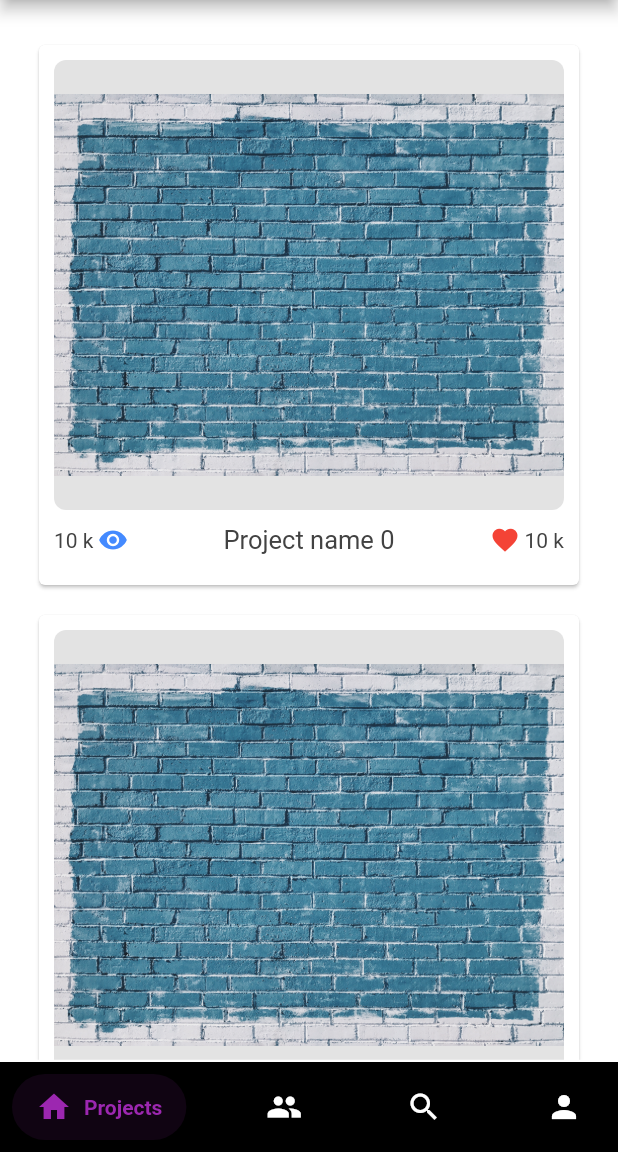
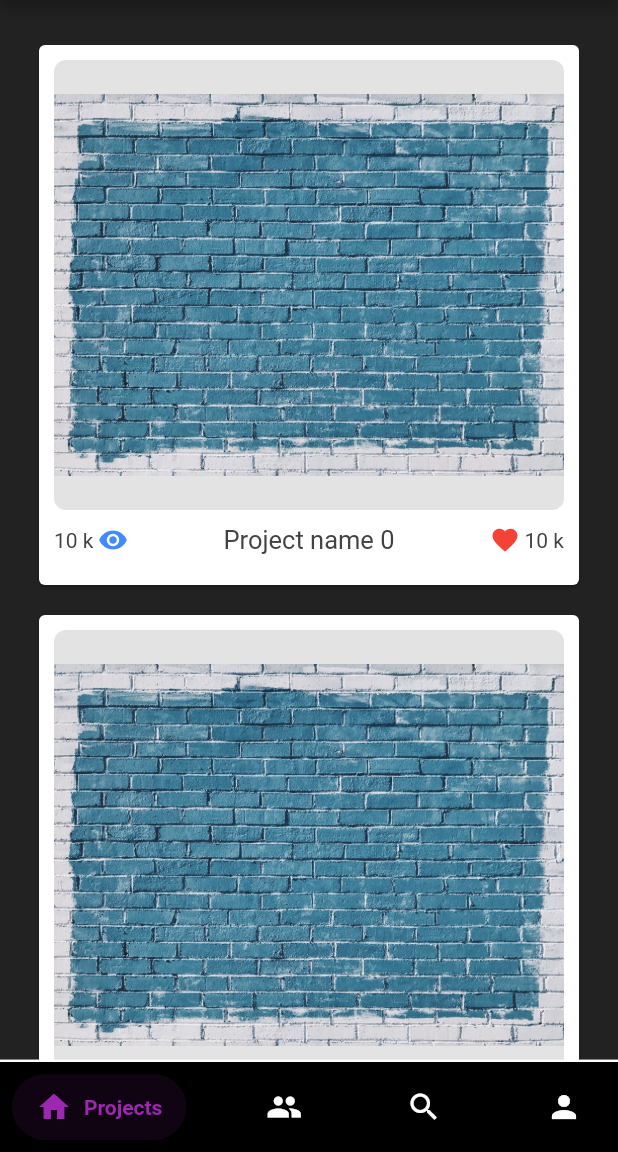
Before and after one commit to TahaMsv/Negarestan, a Flutter app: the ProjectsView screen opened by its route, on a phone screen of 412 x 824 dp, the part 84-1236 px from its top. Run offline on Flutter 3.47's test engine with Material 2 defaults, Android fonts, the phone set to English and light mode, and no system bars; drawn by our look-alikes of salomon_bottom_bar; our stand-ins replace connectivity_plus, dartz, equatable, flash, get, get_it and 4 more; missing offline and left inert: network_manager, responsive_grid_list, scroll_navigation, shared_preferences_web; accounts and stored records are empty; Roboto replaces fonts that are missing (OpenSans); project files that could hold a hidden picture were left out.

Commit message:
Change the theme of the projects page view.

```diff
--- a/lib/screens/projects/projects_view_mobile.dart
+++ b/lib/screens/projects/projects_view_mobile.dart
@@ -19,7 +19,7 @@ class ProjectsView extends StatelessWidget {
     double height = MediaQuery.of(context).size.height;
     double width = MediaQuery.of(context).size.width;
     return Scaffold(
-      backgroundColor: theme.primaryColor,
+      backgroundColor: Colors.black87,
       // appBar: AppBar(
       //
       // ),
@@ -27,18 +27,6 @@ class ProjectsView extends StatelessWidget {
         height: height,
         child: ListView(
           children: [
-            // SizedBox(height: 10,),
-            // Center(
-            //   child: Container(
-            //     height: 40,
-            //     width: 150,
-            //     decoration: const BoxDecoration(
-            //       borderRadius: BorderRadius.only(bottomLeft: Radius.circular(25), bottomRight: Radius.circular(25)),
-            //       color: MyColors.darkBlue,
-            //     ),
-            //     child: const Center(child: Text("Projects", style: MyTextTheme.white22)),
-            //   ),
-            // ),
             const SizedBox(
               height: 30,
             ),
```
